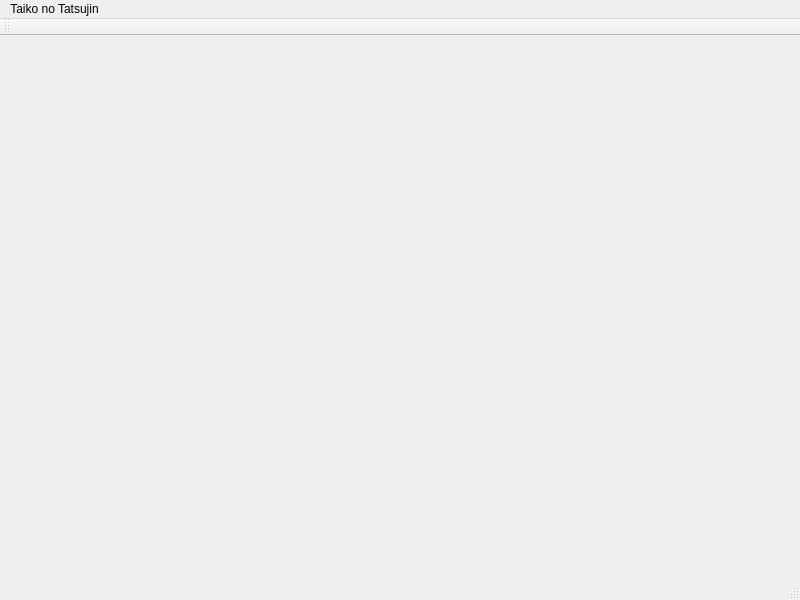
This is mainwindow.ui in co8bit/Taiko-no-Tatsujin as Qt 5 draws it before an edit. The edited form follows.
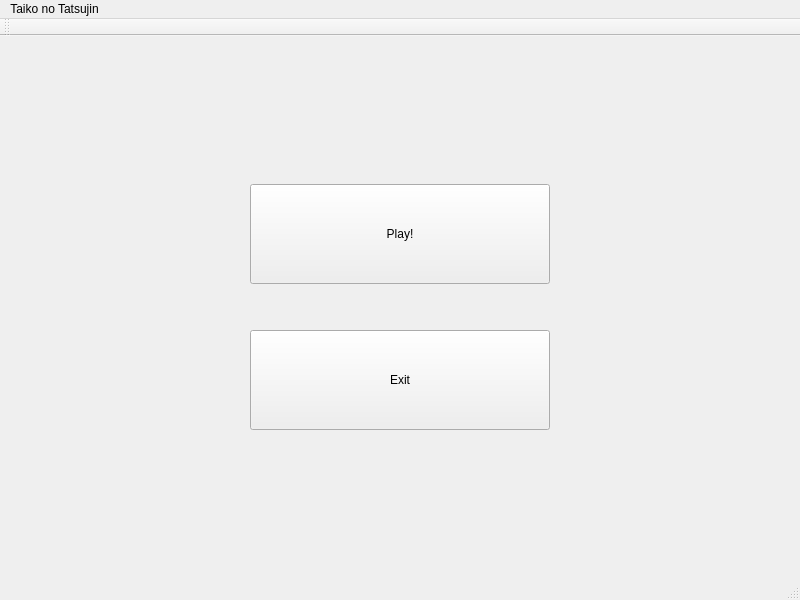
This is the edited form.

Commit message: layout for mainwindow.

```diff
--- a/mainwindow.ui
+++ b/mainwindow.ui
@@ -25,7 +25,119 @@
   <property name="windowTitle">
    <string>MainWindow</string>
   </property>
-  <widget class="QWidget" name="centralWidget"/>
+  <widget class="QWidget" name="centralWidget">
+   <layout class="QVBoxLayout" name="verticalLayout_10">
+    <item>
+     <spacer name="verticalSpacer">
+      <property name="orientation">
+       <enum>Qt::Vertical</enum>
+      </property>
+      <property name="sizeHint" stdset="0">
+       <size>
+        <width>20</width>
+        <height>117</height>
+       </size>
+      </property>
+     </spacer>
+    </item>
+    <item>
+     <layout class="QVBoxLayout" name="verticalLayout_5">
+      <item>
+       <layout class="QHBoxLayout" name="horizontalLayout_3">
+        <item>
+         <spacer name="horizontalSpacer">
+          <property name="orientation">
+           <enum>Qt::Horizontal</enum>
+          </property>
+          <property name="sizeHint" stdset="0">
+           <size>
+            <width>40</width>
+            <height>20</height>
+           </size>
+          </property>
+         </spacer>
+        </item>
+        <item>
+         <layout class="QVBoxLayout" name="verticalLayout_9">
+          <item>
+           <widget class="QPushButton" name="playButton">
+            <property name="sizePolicy">
+             <sizepolicy hsizetype="Preferred" vsizetype="Fixed">
+              <horstretch>0</horstretch>
+              <verstretch>0</verstretch>
+             </sizepolicy>
+            </property>
+            <property name="minimumSize">
+             <size>
+              <width>300</width>
+              <height>100</height>
+             </size>
+            </property>
+            <property name="text">
+             <string>Play!</string>
+            </property>
+           </widget>
+          </item>
+          <item>
+           <spacer name="verticalSpacer_3">
+            <property name="orientation">
+             <enum>Qt::Vertical</enum>
+            </property>
+            <property name="sizeHint" stdset="0">
+             <size>
+              <width>20</width>
+              <height>40</height>
+             </size>
+            </property>
+           </spacer>
+          </item>
+          <item>
+           <widget class="QPushButton" name="exitButton">
+            <property name="minimumSize">
+             <size>
+              <width>300</width>
+              <height>100</height>
+             </size>
+            </property>
+            <property name="text">
+             <string>Exit</string>
+            </property>
+           </widget>
+          </item>
+         </layout>
+        </item>
+        <item>
+         <spacer name="horizontalSpacer_2">
+          <property name="orientation">
+           <enum>Qt::Horizontal</enum>
+          </property>
+          <property name="sizeHint" stdset="0">
+           <size>
+            <width>40</width>
+            <height>20</height>
+           </size>
+          </property>
+         </spacer>
+        </item>
+       </layout>
+      </item>
+     </layout>
+    </item>
+    <item>
+     <spacer name="verticalSpacer_2">
+      <property name="orientation">
+       <enum>Qt::Vertical</enum>
+      </property>
+      <property name="sizeHint" stdset="0">
+       <size>
+        <width>20</width>
+        <height>117</height>
+       </size>
+      </property>
+     </spacer>
+    </item>
+   </layout>
+  </widget>
   <widget class="QMenuBar" name="menuBar">
    <property name="geometry">
     <rect>
```
The commit also changes 2 other files.
